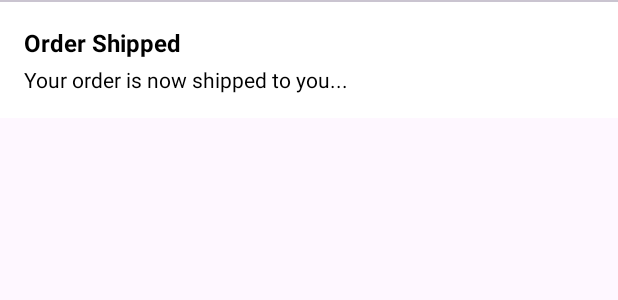
After one commit to nguyen-dat-1612/blossy-flowerapp, an Android app: the layout item_notification.xml on its own in the app's theme, with its tools: preview values and no code run, on a phone screen of 412 x 824 dp. The commit adds this screen. Shown: the top 300 px of the screen. Run offline under Robolectric (Android 15) with nearby library versions, the phone set to English and light mode, and no system bars; network calls fail.

Commit message:
feat(notification) : add complete notification feature with UI and API
- Implemented RecyclerView UI to display notifications
- Integrated API for fetching paginated notification data
- Connected ViewModel and StateFlow to handle logic and states

```diff
--- a/app/src/main/java/com/blossy/flowerstore/presentation/home/ui/HomeFragment.kt
+++ b/app/src/main/java/com/blossy/flowerstore/presentation/home/ui/HomeFragment.kt
@@ -43,6 +43,7 @@ class HomeFragment : Fragment() {
     private lateinit var homeViewModel: HomeViewModel;
     private lateinit var fusedLocationClient: FusedLocationProviderClient
     private var scrollPosition = 0
+
     override fun onCreate(savedInstanceState: Bundle?) {
         super.onCreate(savedInstanceState)
         homeViewModel = ViewModelProvider(this)[HomeViewModel::class.java]
--- /dev/null
+++ b/app/src/main/res/layout/item_notification.xml
@@ -0,0 +1,46 @@
+<!-- res/layout/item_notification.xml -->
+<androidx.constraintlayout.widget.ConstraintLayout xmlns:android="http://schemas.android.com/apk/res/android"
+    android:layout_width="match_parent"
+    android:layout_height="wrap_content"
+    android:background="@color/white"
+    xmlns:app="http://schemas.android.com/apk/res-auto">
+
+    <com.google.android.material.divider.MaterialDivider
+        android:id="@+id/divider"
+        android:layout_width="match_parent"
+        android:layout_height="1dp"
+        app:layout_constraintEnd_toEndOf="parent"
+        app:layout_constraintStart_toStartOf="parent"
+        app:layout_constraintTop_toTopOf="parent" />
+
+
+    <LinearLayout
+        android:id="@+id/notificationItem"
+        android:layout_width="match_parent"
+        android:layout_height="wrap_content"
+        android:orientation="vertical"
+        android:padding="16dp"
+        android:layout_weight="1"
+        android:background="@color/white"
+        app:layout_constraintTop_toBottomOf="@id/divider">
+
+        <TextView
+            android:id="@+id/notificationTitle"
+            android:layout_width="wrap_content"
+            android:layout_height="wrap_content"
+            android:text="Order Shipped"
+            android:textColor="@color/black"
+            android:textStyle="bold"
+            android:textSize="16sp" />
+
+        <TextView
+            android:id="@+id/notificationMessage"
+            android:layout_width="wrap_content"
+            android:layout_height="wrap_content"
+            android:text="Your order is now shipped to you..."
+            android:textColor="@color/black"
+            android:textSize="14sp"
+            android:layout_marginTop="4dp" />
+    </LinearLayout>
+
+</androidx.constraintlayout.widget.ConstraintLayout>
--- a/app/src/main/res/xml/network_security_config.xml
+++ b/app/src/main/res/xml/network_security_config.xml
@@ -1,6 +1,6 @@
 <?xml version="1.0" encoding="utf-8"?>
 <network-security-config>
     <domain-config cleartextTrafficPermitted="true">
-        <domain includeSubdomains="true">192.168.1.16</domain>
+        <domain includeSubdomains="true">192.168.1.118</domain>
     </domain-config>
 </network-security-config>
```
Also changed, not shown: app/src/main/java/com/blossy/flowerstore/data/mapper/NotificationMapper.kt (added, +21 -0 lines), app/src/main/java/com/blossy/flowerstore/data/remote/api/NotificationApi.kt (added, +24 -0 lines), app/src/main/java/com/blossy/flowerstore/data/remote/dto/NotificationResponse.kt (added, +14 -0 lines), app/src/main/java/com/blossy/flowerstore/data/repository/NotificationRepositoryImpl.kt (added, +83 -0 lines), app/src/main/java/com/blossy/flowerstore/di/NetworkModule.kt (+9 -1 lines), app/src/main/java/com/blossy/flowerstore/di/RepositoryModule.kt (+7 -0 lines), app/src/main/java/com/blossy/flowerstore/domain/model/Notification.kt (added, +12 -0 lines), app/src/main/java/com/blossy/flowerstore/domain/repository/NotificationRepository.kt (added, +15 -0 lines), app/src/main/java/com/blossy/flowerstore/domain/usecase/notification/GetNotificationsUseCase.kt (added, +10 -0 lines), app/src/main/java/com/blossy/flowerstore/presentation/common/MainFragment.kt (+0 -13 lines), app/src/main/java/com/blossy/flowerstore/presentation/notification/adapter/NotificationAdapter.kt (added, +94 -0 lines), app/src/main/java/com/blossy/flowerstore/presentation/notification/ui/NotificationFragment.kt (+36 -2 lines), app/src/main/java/com/blossy/flowerstore/presentation/notification/ui/NotificationUiItem.kt (added, +8 -0 lines), app/src/main/java/com/blossy/flowerstore/presentation/notification/viewmodel/NotificationViewModel.kt (added, +69 -0 lines), 2 more files.
